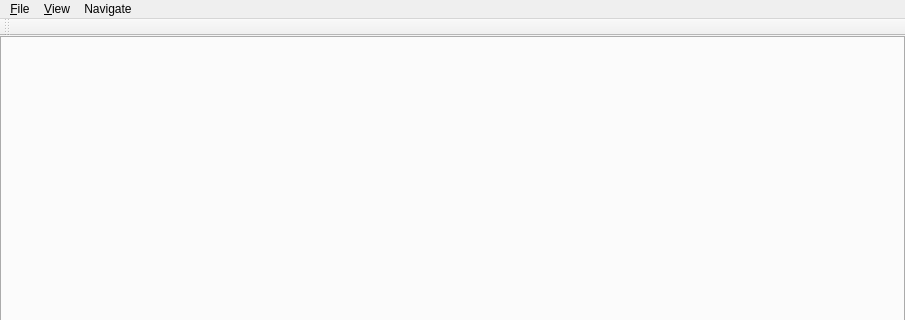
First picture: the form in kuafu/resources/ui_main.ui, repository YinlinHu/kuafu, before the edit; both pictures show x 0 to 905 and y 0 to 320 of the 905 by 722 pixel window.
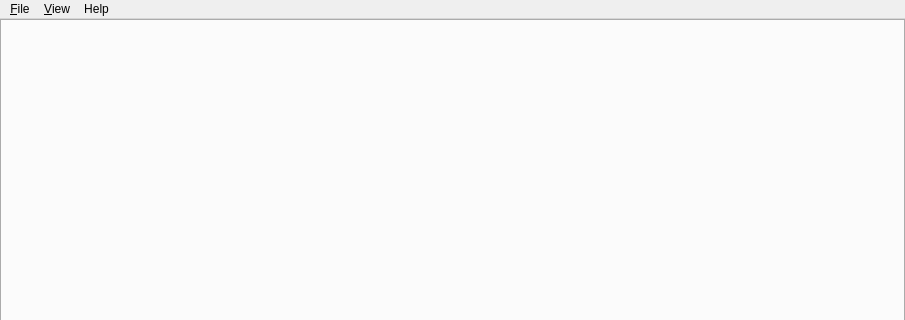
Second picture: the form after the edit. Icons and pictures are not drawn.

Diff of the .ui file:
```diff
--- a/kuafu/resources/ui_main.ui
+++ b/kuafu/resources/ui_main.ui
@@ -82,7 +82,7 @@
    </widget>
    <widget class="QMenu" name="menuNavigate">
     <property name="title">
-     <string>Navigate</string>
+     <string>Help</string>
     </property>
     <addaction name="undoJumpAction"/>
     <addaction name="prevPageAction"/>
@@ -99,23 +99,6 @@
    <addaction name="menuView"/>
    <addaction name="menuNavigate"/>
   </widget>
-  <widget class="QToolBar" name="toolBar">
-   <property name="windowTitle">
-    <string>toolBar</string>
-   </property>
-   <property name="allowedAreas">
-    <set>Qt::BottomToolBarArea|Qt::TopToolBarArea</set>
-   </property>
-   <property name="floatable">
-    <bool>false</bool>
-   </property>
-   <attribute name="toolBarArea">
-    <enum>TopToolBarArea</enum>
-   </attribute>
-   <attribute name="toolBarBreak">
-    <bool>false</bool>
-   </attribute>
-  </widget>
   <widget class="QStatusBar" name="statusBar"/>
   <action name="openFileAction">
    <property name="icon">
```
Left out of the diff: 3 changed lines with no effect on the pictures.
